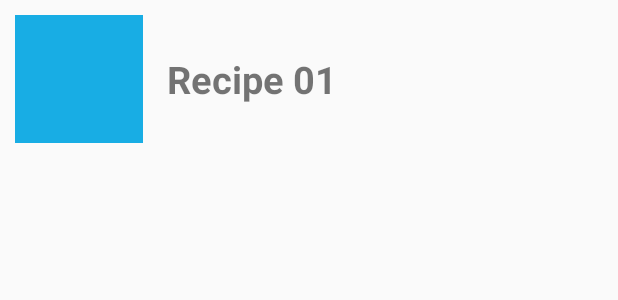
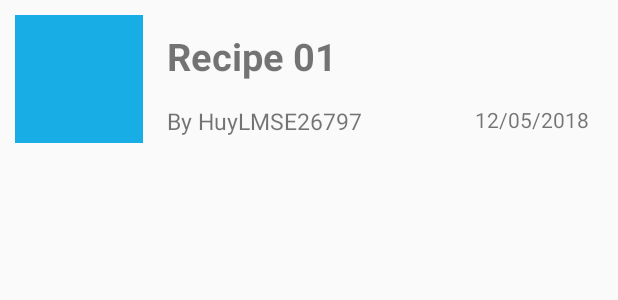
Before and after one commit to Zeristine/HCI_Project, an Android app: the layout layout_list_view_recipe.xml on its own in the app's theme, with its tools: preview values and no code run, on a phone screen of 412 x 824 dp. Shown: the top 300 px of the screen. Run offline under Robolectric (Android 15) with nearby library versions, the phone set to English and light mode, and no system bars.

Commit message:
Add Recipe Object(Entity), Custom Recipe Array Adapter

```diff
--- a/HCI_Project/app/src/main/res/layout/layout_list_view_recipe.xml
+++ b/HCI_Project/app/src/main/res/layout/layout_list_view_recipe.xml
@@ -16,22 +16,48 @@
             android:layout_height="85dp"
             android:background="#18ade4"/>
 
+        <LinearLayout
+            android:layout_width="match_parent"
+            android:layout_height="match_parent"
+            android:orientation="vertical">
+
             <TextView
                 android:id="@+id/txtRecipeTitle"
                 android:layout_width="match_parent"
-            android:layout_height="match_parent"
+                android:layout_height="wrap_content"
                 android:text="Recipe 01"
                 android:textSize="25dp"
                 android:textStyle="bold"
                 android:gravity="center_vertical"
+                android:layout_marginTop="10dp"
                 android:layout_marginLeft="16dp"/>
 
+            <LinearLayout
+                android:layout_width="match_parent"
+                android:layout_height="32dp"
+                android:layout_marginVertical="15dp"
+                android:orientation="horizontal">
+
                 <TextView
-            android:id="@+id/txtRecipeId"
+                    android:id="@+id/txtAuthor"
                     android:layout_width="wrap_content"
-            android:layout_height="wrap_content"
+                    android:layout_height="match_parent"
+                    android:layout_marginLeft="16dp"
+                    android:text="By HuyLMSE26797"
+                    android:textSize="15dp"
+
                     />
+
+                <TextView
+                    android:id="@+id/txtCreateDate"
+                    android:layout_width="wrap_content"
+                    android:layout_height="match_parent"
+                    android:layout_marginLeft="75dp"
+                    android:text="12/05/2018" />
+            </LinearLayout>
 
         </LinearLayout>
 
     </LinearLayout>
+
+</LinearLayout>
```
Also changed, not shown: HCI_Project/app/src/main/java/day01/huy/hci_project/custom/RecipeAdapter.java (added, +60 -0 lines), HCI_Project/app/src/main/java/day01/huy/hci_project/dto/Recipe.java (added, +80 -0 lines). Lines whose indentation alone changed are shown as unchanged.
